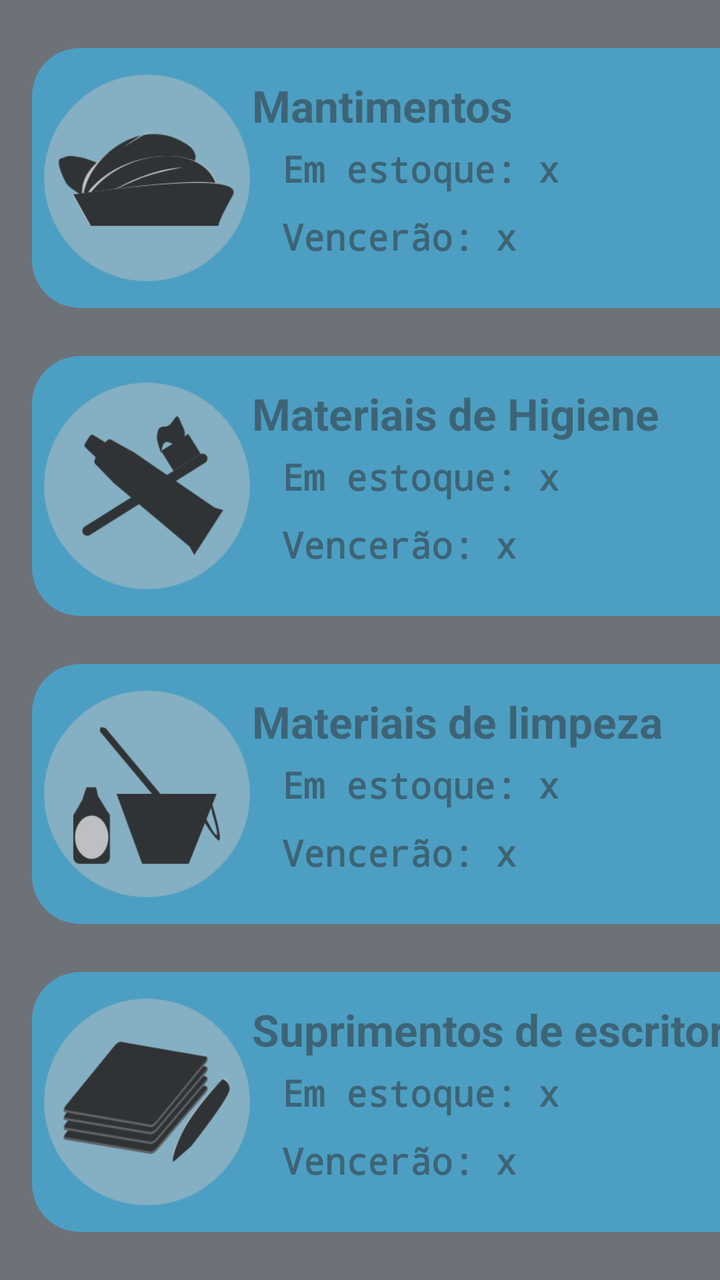
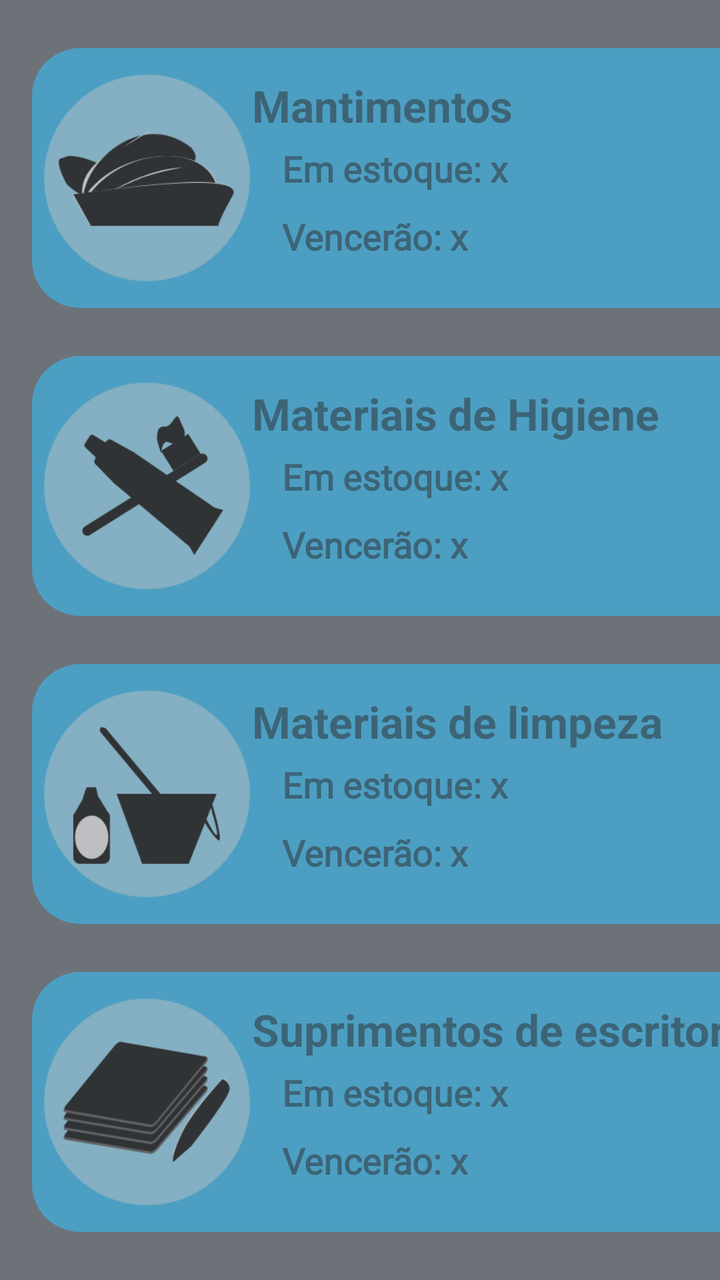

The first picture is an Android layout as it rendered before a commit; the second is the same layout after the commit. The layout source and the unified diff follow.
<!-- AndroidManifest.xml: application theme AppTheme -->
<!-- res/layout/activity_home.xml -->
<?xml version="1.0" encoding="utf-8"?>
<androidx.constraintlayout.widget.ConstraintLayout xmlns:android="http://schemas.android.com/apk/res/android"
    xmlns:app="http://schemas.android.com/apk/res-auto"
    xmlns:tools="http://schemas.android.com/tools"
    android:layout_width="match_parent"
    android:layout_height="match_parent"
    android:background="@color/graphite"
    tools:context=".Home">

    <LinearLayout
        android:id="@+id/home_view"
        android:orientation="vertical"
        android:layout_width="match_parent"
        android:layout_height="wrap_content"
        app:layout_constraintTop_toTopOf="parent">

        <RelativeLayout
            android:clickable="true"
            android:focusable="true"
            android:layout_width="375dp"
            android:layout_height="130dp"
            android:layout_marginTop="24dp"
            android:layout_marginStart="16dp"
            android:background="@drawable/rounded_shape"
            android:backgroundTint="@color/softBlue"
            android:alpha="0.55">

            <androidx.appcompat.widget.AppCompatImageView
                android:id="@+id/food_icon"
                android:layout_width="115dp"
                android:layout_height="115dp"
                android:layout_marginTop="7.5dp"
                android:background="@drawable/food_icon" />

            <TextView
                android:layout_width="wrap_content"
                android:layout_height="wrap_content"
                android:text="@string/food"
                android:textSize="22sp"
                android:textStyle="bold"
                android:layout_marginStart="110dp"
                android:layout_marginTop="14dp"/>

            <TextView
                android:layout_width="wrap_content"
                android:layout_height="wrap_content"
                android:text="@string/quantity"
                android:textSize="18sp"
                android:textStyle="bold"
                android:fontFamily="monospace"
                android:layout_marginStart="125dp"
                android:layout_marginTop="48dp"/>

            <TextView
                android:layout_width="wrap_content"
                android:layout_height="wrap_content"
                android:text="@string/vence"
                android:textSize="18sp"
                android:textStyle="bold"
                android:fontFamily="monospace"
                android:layout_marginStart="125dp"
                android:layout_marginTop="82dp"/>

        </RelativeLayout>

        <RelativeLayout
            android:clickable="true"
            android:focusable="true"
            android:layout_width="375dp"
            android:layout_height="130dp"
            android:layout_marginTop="24dp"
            android:layout_marginStart="16dp"
            android:background="@drawable/rounded_shape"
            android:backgroundTint="@color/softBlue"
            android:alpha="0.55">

            <androidx.appcompat.widget.AppCompatImageView
                android:layout_width="115dp"
                android:layout_height="115dp"
                android:layout_marginTop="7.5dp"
                android:background="@drawable/higienis_icon" />

            <TextView
                android:layout_width="wrap_content"
                android:layout_height="wrap_content"
                android:text="@string/self_clean"
                android:textSize="22sp"
                android:textStyle="bold"
                android:layout_marginStart="110dp"
                android:layout_marginTop="14dp"/>

            <TextView
                android:layout_width="wrap_content"
                android:layout_height="wrap_content"
                android:text="@string/quantity"
                android:textSize="18sp"
                android:textStyle="bold"
                android:fontFamily="monospace"
                android:layout_marginStart="125dp"
                android:layout_marginTop="48dp"/>

            <TextView
                android:layout_width="wrap_content"
                android:layout_height="wrap_content"
                android:text="@string/vence"
                android:textSize="18sp"
                android:textStyle="bold"
                android:fontFamily="monospace"
                android:layout_marginStart="125dp"
                android:layout_marginTop="82dp"/>

        </RelativeLayout>

        <RelativeLayout
            android:clickable="true"
            android:focusable="true"
            android:layout_width="375dp"
            android:layout_height="130dp"
            android:layout_marginTop="24dp"
            android:layout_marginStart="16dp"
            android:background="@drawable/rounded_shape"
            android:backgroundTint="@color/softBlue"
            android:alpha="0.55">

            <androidx.appcompat.widget.AppCompatImageView
                android:layout_width="115dp"
                android:layout_height="115dp"
                android:layout_marginTop="7.5dp"
                android:background="@drawable/cleaning_icon" />

            <TextView
                android:layout_width="wrap_content"
                android:layout_height="wrap_content"
                android:text="@string/clean"
                android:textSize="22sp"
                android:textStyle="bold"
                android:layout_marginStart="110dp"
                android:layout_marginTop="14dp"/>

            <TextView
                android:layout_width="wrap_content"
                android:layout_height="wrap_content"
                android:text="@string/quantity"
                android:textSize="18sp"
                android:textStyle="bold"
                android:fontFamily="monospace"
                android:layout_marginStart="125dp"
                android:layout_marginTop="48dp"/>

            <TextView
                android:layout_width="wrap_content"
                android:layout_height="wrap_content"
                android:text="@string/vence"
                android:textSize="18sp"
                android:textStyle="bold"
                android:fontFamily="monospace"
                android:layout_marginStart="125dp"
                android:layout_marginTop="82dp"/>

        </RelativeLayout>

        <RelativeLayout
            android:clickable="true"
            android:focusable="true"
            android:layout_width="375dp"
            android:layout_height="130dp"
            android:layout_marginTop="24dp"
            android:layout_marginStart="16dp"
            android:background="@drawable/rounded_shape"
            android:backgroundTint="@color/softBlue"
            android:alpha="0.55">

            <androidx.appcompat.widget.AppCompatImageView
                android:layout_width="115dp"
                android:layout_height="115dp"
                android:layout_marginTop="7.5dp"
                android:background="@drawable/office_icon" />

            <TextView
                android:layout_width="wrap_content"
                android:layout_height="wrap_content"
                android:text="@string/office"
                android:textSize="22sp"
                android:textStyle="bold"
                android:layout_marginStart="110dp"
                android:layout_marginTop="14dp"/>

            <TextView
                android:layout_width="wrap_content"
                android:layout_height="wrap_content"
                android:text="@string/quantity"
                android:textSize="18sp"
                android:textStyle="bold"
                android:fontFamily="monospace"
                android:layout_marginStart="125dp"
                android:layout_marginTop="48dp"/>

            <TextView
                android:layout_width="wrap_content"
                android:layout_height="wrap_content"
                android:text="@string/vence"
                android:textSize="18sp"
                android:textStyle="bold"
                android:fontFamily="monospace"
                android:layout_marginStart="125dp"
                android:layout_marginTop="82dp"/>

        </RelativeLayout>

    </LinearLayout>
</androidx.constraintlayout.widget.ConstraintLayout>
<!-- resources referenced by this layout -->
<resources>
  <color name="graphite">#6D7278</color>
  <color name="softBlue">#32C5FF</color>
  <!-- drawable cleaning_icon: png bitmap (drawable, 13302 bytes) -->
  <!-- drawable food_icon: png bitmap (drawable, 13452 bytes) -->
  <!-- drawable higienis_icon: png bitmap (drawable, 14084 bytes) -->
  <!-- drawable office_icon: png bitmap (drawable, 17170 bytes) -->
  <!-- drawable rounded_shape (drawable) -->
  <?xml version="1.0" encoding="utf-8"?>
  <shape xmlns:android="http://schemas.android.com/apk/res/android">
      <solid android:color="@color/boldBlue"/>
      <corners android:radius="24dp"/>
  </shape>
  <string name="clean">Materiais de limpeza</string>
  <string name="food">Mantimentos</string>
  <string name="office">Suprimentos de escritorio</string>
  <string name="quantity">Em estoque: x</string>
  <string name="self_clean">Materiais de Higiene</string>
  <string name="vence">Vencerão: x</string>
  <style name="AppTheme" parent="Theme.AppCompat.Light.NoActionBar">
          
          <item name="colorPrimary">@color/colorPrimary</item>
          <item name="colorPrimaryDark">@color/colorPrimaryDark</item>
          <item name="colorAccent">@color/colorAccent</item>
  
          <item name="android:navigationBarColor">@color/graphite</item>
          <item name="android:statusBarColor">@color/graphite</item>
      </style>
  <color name="boldBlue">#3296FF</color>
  <color name="colorPrimary">#008577</color>
  <color name="colorPrimaryDark">#00574B</color>
  <color name="colorAccent">#D81B60</color>
</resources>

<!-- the commit's change to res/layout/activity_home.xml (unified diff, before → after) -->
@@ -47,17 +47,17 @@
                 android:text="@string/quantity"
                 android:textSize="18sp"
                 android:textStyle="bold"
-                android:fontFamily="monospace"
-                android:layout_marginStart="125dp"
-                android:layout_marginTop="48dp"/>
-
-            <TextView
-                android:layout_width="wrap_content"
-                android:layout_height="wrap_content"
-                android:text="@string/vence"
-                android:textSize="18sp"
-                android:textStyle="bold"
-                android:fontFamily="monospace"
+                android:fontFamily="@font/noto_serif_bold"
+                android:layout_marginStart="125dp"
+                android:layout_marginTop="48dp"/>
+
+            <TextView
+                android:layout_width="wrap_content"
+                android:layout_height="wrap_content"
+                android:text="@string/vence"
+                android:textSize="18sp"
+                android:textStyle="bold"
+                android:fontFamily="@font/noto_serif_bold"
                 android:layout_marginStart="125dp"
                 android:layout_marginTop="82dp"/>
 
@@ -95,17 +95,17 @@
                 android:text="@string/quantity"
                 android:textSize="18sp"
                 android:textStyle="bold"
-                android:fontFamily="monospace"
-                android:layout_marginStart="125dp"
-                android:layout_marginTop="48dp"/>
-
-            <TextView
-                android:layout_width="wrap_content"
-                android:layout_height="wrap_content"
-                android:text="@string/vence"
-                android:textSize="18sp"
-                android:textStyle="bold"
-                android:fontFamily="monospace"
+                android:fontFamily="@font/noto_serif_bold"
+                android:layout_marginStart="125dp"
+                android:layout_marginTop="48dp"/>
+
+            <TextView
+                android:layout_width="wrap_content"
+                android:layout_height="wrap_content"
+                android:text="@string/vence"
+                android:textSize="18sp"
+                android:textStyle="bold"
+                android:fontFamily="@font/noto_serif_bold"
                 android:layout_marginStart="125dp"
                 android:layout_marginTop="82dp"/>
 
@@ -143,17 +143,17 @@
                 android:text="@string/quantity"
                 android:textSize="18sp"
                 android:textStyle="bold"
-                android:fontFamily="monospace"
-                android:layout_marginStart="125dp"
-                android:layout_marginTop="48dp"/>
-
-            <TextView
-                android:layout_width="wrap_content"
-                android:layout_height="wrap_content"
-                android:text="@string/vence"
-                android:textSize="18sp"
-                android:textStyle="bold"
-                android:fontFamily="monospace"
+                android:fontFamily="@font/noto_serif_bold"
+                android:layout_marginStart="125dp"
+                android:layout_marginTop="48dp"/>
+
+            <TextView
+                android:layout_width="wrap_content"
+                android:layout_height="wrap_content"
+                android:text="@string/vence"
+                android:textSize="18sp"
+                android:textStyle="bold"
+                android:fontFamily="@font/noto_serif_bold"
                 android:layout_marginStart="125dp"
                 android:layout_marginTop="82dp"/>
 
@@ -191,17 +191,17 @@
                 android:text="@string/quantity"
                 android:textSize="18sp"
                 android:textStyle="bold"
-                android:fontFamily="monospace"
-                android:layout_marginStart="125dp"
-                android:layout_marginTop="48dp"/>
-
-            <TextView
-                android:layout_width="wrap_content"
-                android:layout_height="wrap_content"
-                android:text="@string/vence"
-                android:textSize="18sp"
-                android:textStyle="bold"
-                android:fontFamily="monospace"
+                android:fontFamily="@font/noto_serif_bold"
+                android:layout_marginStart="125dp"
+                android:layout_marginTop="48dp"/>
+
+            <TextView
+                android:layout_width="wrap_content"
+                android:layout_height="wrap_content"
+                android:text="@string/vence"
+                android:textSize="18sp"
+                android:textStyle="bold"
+                android:fontFamily="@font/noto_serif_bold"
                 android:layout_marginStart="125dp"
                 android:layout_marginTop="82dp"/>
 
